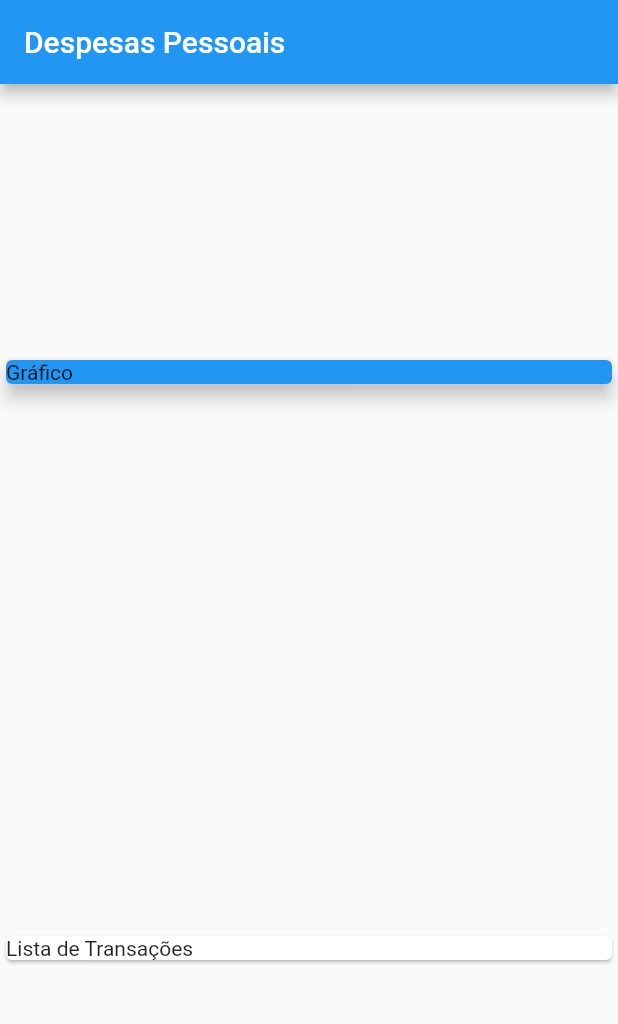
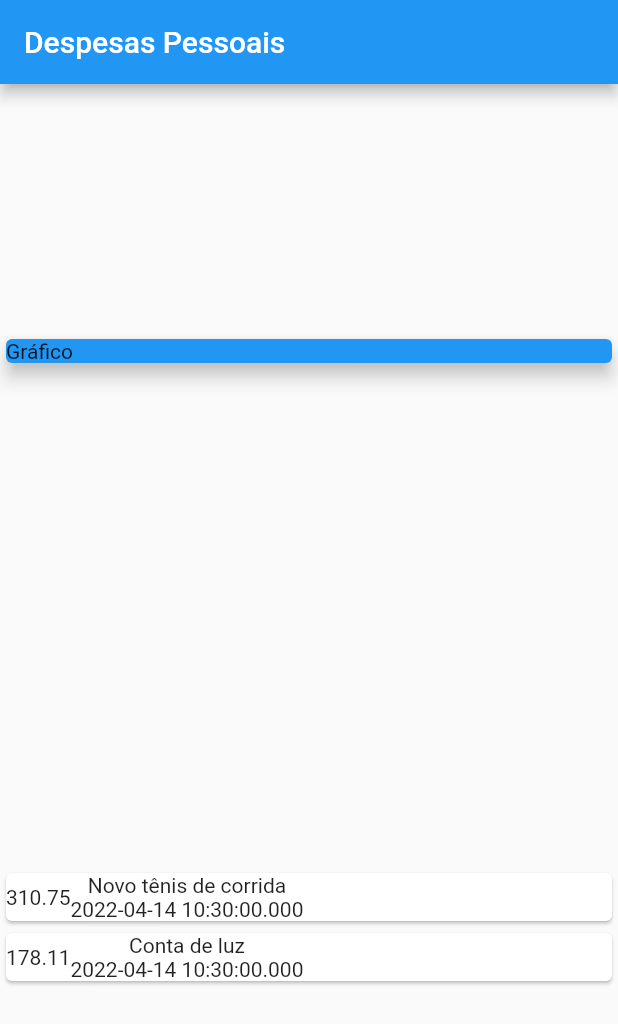
Before and after one commit to wagner-de-carvalho/expenses, a Flutter app: the screen it shows after launch, on a phone screen of 412 x 824 dp. Shown: the top 1024 px of the screen. Run offline on Flutter 3.47's test engine with Material 2 defaults, Android fonts, the phone set to English and light mode, and no system bars.

Commit message:
item lista personalizada

```diff
--- a/lib/main.dart
+++ b/lib/main.dart
@@ -14,8 +14,13 @@ class ExpensesApp extends StatelessWidget {
 
 class MyHomePage extends StatelessWidget {
   final _transactions = [
-    Transaction(id: 't1', title: 'Novo tênis de corrida', value: 310.75, date: DateTime.now()),
-    Transaction(id: 't2', title: 'Conta de luz', value: 178.11, date: DateTime.now()),
+    Transaction(
+        id: 't1',
+        title: 'Novo tênis de corrida',
+        value: 310.75,
+        date: DateTime.now()),
+    Transaction(
+        id: 't2', title: 'Conta de luz', value: 178.11, date: DateTime.now()),
   ];
   @override
   Widget build(BuildContext context) {
@@ -35,7 +40,22 @@ class MyHomePage extends StatelessWidget {
                 color: Colors.blue,
               ),
             ),
-            Card(child: Text('Lista de Transações'))
+            Column(
+              children: _transactions.map((tr) {
+                return Card(
+                  child: Row(
+                    children: [
+                      Container(
+                        child: Text(tr.value.toString()),
+                      ),
+                      Column(
+                        children: [Text(tr.title), Text(tr.date.toString())],
+                      )
+                    ],
+                  ),
+                );
+              }).toList(),
+            ),
           ],
         ));
   }
```
